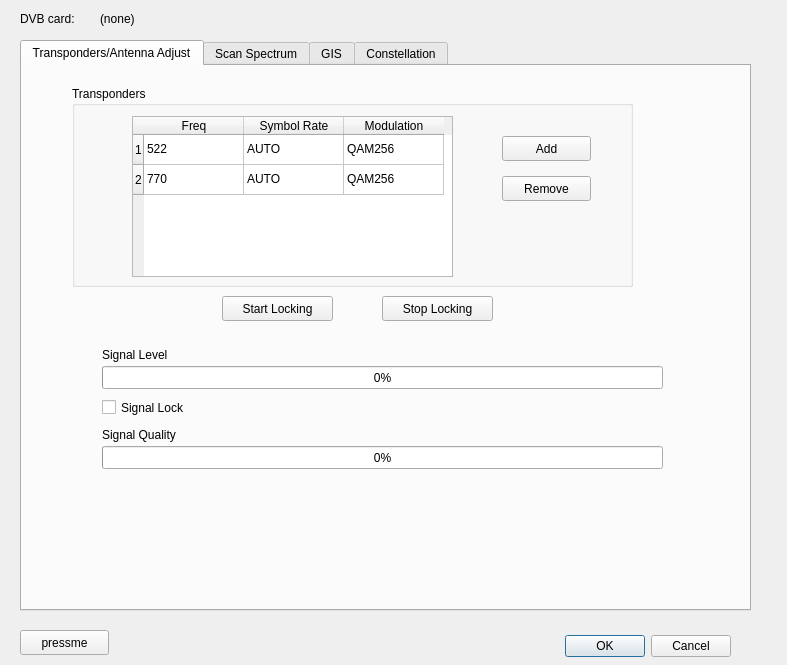
Before: the Qt Designer form src/dvbtest/testdialog.ui in SergeyStaroletov/TestingDVBT2, drawn with Qt 5.
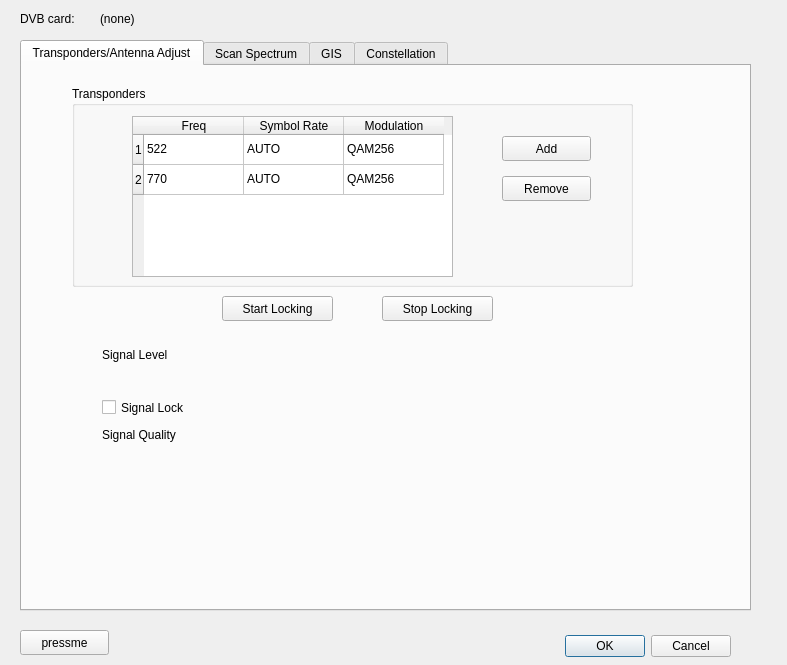
After: the same form once the commit is applied. The open tabs and pages were chosen to show the change. Custom widgets are drawn as their Qt base class.

Commit message: signal finder stub

Diff of the .ui file:
```diff
--- a/src/dvbtest/testdialog.ui
+++ b/src/dvbtest/testdialog.ui
@@ -58,19 +58,6 @@
     <attribute name="title">
      <string>Transponders/Antenna Adjust</string>
     </attribute>
-    <widget class="QProgressBar" name="progressBarLevel">
-     <property name="geometry">
-      <rect>
-       <x>80</x>
-       <y>300</y>
-       <width>561</width>
-       <height>23</height>
-      </rect>
-     </property>
-     <property name="value">
-      <number>0</number>
-     </property>
-    </widget>
     <widget class="QGroupBox" name="groupBox">
      <property name="geometry">
       <rect>
@@ -246,17 +233,30 @@
       <string>Signal Quality</string>
      </property>
     </widget>
-    <widget class="QProgressBar" name="progressBarQuality">
+    <widget class="DvbGradProgress2" name="labelSig">
      <property name="geometry">
       <rect>
        <x>80</x>
-       <y>380</y>
+       <y>307</y>
        <width>561</width>
-       <height>23</height>
+       <height>20</height>
       </rect>
      </property>
-     <property name="value">
-      <number>0</number>
+     <property name="text">
+      <string/>
+     </property>
+    </widget>
+    <widget class="DvbGradProgress2" name="labelSnr">
+     <property name="geometry">
+      <rect>
+       <x>80</x>
+       <y>390</y>
+       <width>561</width>
+       <height>20</height>
+      </rect>
+     </property>
+     <property name="text">
+      <string/>
      </property>
     </widget>
    </widget>
@@ -815,6 +815,11 @@
    <header location="global">QGCMapWidget.h</header>
    <container>1</container>
   </customwidget>
+  <customwidget>
+   <class>DvbGradProgress2</class>
+   <extends>QLabel</extends>
+   <header>dvbtest/testdialog.h</header>
+  </customwidget>
  </customwidgets>
  <resources/>
  <connections>
```
Left out of the diff: 2 changed lines with no effect on the pictures. The commit also changes 2 other files.
